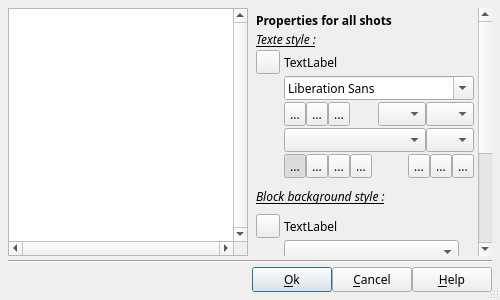
boenki/ffdiaporama, file src/ffDiaporama/DlgTextEdit.ui: the form before one commit.
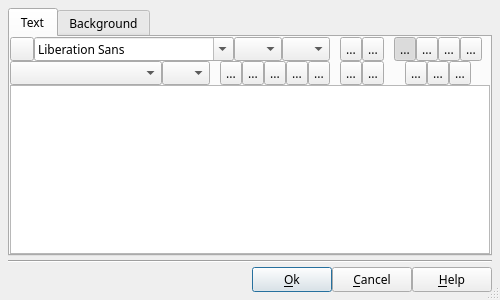
The form after the commit. Icons and pictures are not drawn. Custom widgets are drawn as their Qt base class.

The edit to the form file:
```diff
--- a/src/ffDiaporama/DlgTextEdit.ui
+++ b/src/ffDiaporama/DlgTextEdit.ui
@@ -36,121 +36,72 @@
     <number>8</number>
    </property>
    <item>
+    <widget class="QTabWidget" name="tabWidget">
+     <property name="currentIndex">
+      <number>0</number>
+     </property>
+     <widget class="QWidget" name="TextTab">
+      <attribute name="title">
+       <string>Text</string>
+      </attribute>
+      <layout class="QVBoxLayout" name="verticalLayout_3">
+       <property name="spacing">
+        <number>0</number>
+       </property>
+       <property name="margin">
+        <number>0</number>
+       </property>
+       <item>
     <layout class="QHBoxLayout" name="horizontalLayout_2">
      <property name="spacing">
-      <number>4</number>
+          <number>0</number>
      </property>
      <property name="margin">
       <number>0</number>
      </property>
      <item>
-      <widget class="QPlainTextEdit" name="plainTextEdit">
-       <property name="sizePolicy">
-        <sizepolicy hsizetype="Expanding" vsizetype="Expanding">
-         <horstretch>0</horstretch>
-         <verstretch>0</verstretch>
-        </sizepolicy>
-       </property>
+          <widget class="QToolButton" name="TextStyleBT">
        <property name="minimumSize">
         <size>
-         <width>0</width>
-         <height>80</height>
-        </size>
-       </property>
-       <property name="verticalScrollBarPolicy">
-        <enum>Qt::ScrollBarAlwaysOn</enum>
-       </property>
-       <property name="horizontalScrollBarPolicy">
-        <enum>Qt::ScrollBarAlwaysOn</enum>
-       </property>
-       <property name="documentTitle">
+             <width>24</width>
+             <height>24</height>
+            </size>
+           </property>
+           <property name="maximumSize">
+            <size>
+             <width>24</width>
+             <height>24</height>
+            </size>
+           </property>
+           <property name="text">
         <string notr="true"/>
        </property>
-       <property name="plainText">
-        <string notr="true"/>
+           <property name="icon">
+            <iconset resource="../../RSCffDiaporama.qrc">
+             <normaloff>:/img/db_menu.png</normaloff>:/img/db_menu.png</iconset>
+           </property>
+           <property name="arrowType">
+            <enum>Qt::NoArrow</enum>
        </property>
       </widget>
      </item>
      <item>
-      <widget class="QScrollArea" name="scrollArea">
-       <property name="sizePolicy">
-        <sizepolicy hsizetype="Fixed" vsizetype="Expanding">
-         <horstretch>0</horstretch>
-         <verstretch>0</verstretch>
-        </sizepolicy>
-       </property>
-       <property name="minimumSize">
-        <size>
-         <width>240</width>
-         <height>0</height>
-        </size>
-       </property>
-       <property name="maximumSize">
-        <size>
-         <width>240</width>
-         <height>16777215</height>
-        </size>
-       </property>
-       <property name="frameShape">
-        <enum>QFrame::NoFrame</enum>
-       </property>
-       <property name="verticalScrollBarPolicy">
-        <enum>Qt::ScrollBarAlwaysOn</enum>
-       </property>
-       <property name="horizontalScrollBarPolicy">
-        <enum>Qt::ScrollBarAlwaysOff</enum>
-       </property>
-       <property name="widgetResizable">
-        <bool>true</bool>
-       </property>
-       <widget class="QWidget" name="scrollAreaWidgetContents">
-        <property name="geometry">
-         <rect>
-          <x>0</x>
-          <y>0</y>
-          <width>223</width>
-          <height>430</height>
-         </rect>
-        </property>
-        <property name="sizePolicy">
-         <sizepolicy hsizetype="Fixed" vsizetype="Preferred">
-          <horstretch>0</horstretch>
-          <verstretch>0</verstretch>
-         </sizepolicy>
-        </property>
-        <property name="minimumSize">
-         <size>
-          <width>220</width>
-          <height>0</height>
-         </size>
-        </property>
-        <layout class="QGridLayout" name="gridLayout_2">
-         <property name="horizontalSpacing">
-          <number>4</number>
-         </property>
-         <property name="verticalSpacing">
-          <number>2</number>
-         </property>
-         <property name="margin">
-          <number>4</number>
-         </property>
-         <item row="3" column="1">
           <widget class="QFontComboBox" name="fontStyleCB">
            <property name="sizePolicy">
-            <sizepolicy hsizetype="Preferred" vsizetype="Fixed">
+            <sizepolicy hsizetype="Fixed" vsizetype="Fixed">
              <horstretch>0</horstretch>
              <verstretch>0</verstretch>
             </sizepolicy>
            </property>
            <property name="minimumSize">
             <size>
-             <width>0</width>
+             <width>200</width>
              <height>24</height>
             </size>
            </property>
            <property name="maximumSize">
             <size>
-             <width>16777215</width>
+             <width>200</width>
              <height>24</height>
             </size>
            </property>
@@ -159,162 +110,6 @@
            </property>
           </widget>
          </item>
-         <item row="3" column="0">
-          <widget class="QLabel" name="label_2">
-           <property name="sizePolicy">
-            <sizepolicy hsizetype="Fixed" vsizetype="Fixed">
-             <horstretch>0</horstretch>
-             <verstretch>0</verstretch>
-            </sizepolicy>
-           </property>
-           <property name="text">
-            <string notr="true"/>
-           </property>
-           <property name="pixmap">
-            <pixmap>:/img/font.png</pixmap>
-           </property>
-          </widget>
-         </item>
-         <item row="0" column="0" colspan="2">
-          <widget class="QLabel" name="label">
-           <property name="font">
-            <font>
-             <weight>75</weight>
-             <bold>true</bold>
-            </font>
-           </property>
-           <property name="text">
-            <string>Properties for all shots</string>
-           </property>
-          </widget>
-         </item>
-         <item row="4" column="0">
-          <widget class="QLabel" name="label_6">
-           <property name="sizePolicy">
-            <sizepolicy hsizetype="Fixed" vsizetype="Fixed">
-             <horstretch>0</horstretch>
-             <verstretch>0</verstretch>
-            </sizepolicy>
-           </property>
-           <property name="text">
-            <string notr="true"/>
-           </property>
-           <property name="pixmap">
-            <pixmap>:/img/TextStyle.png</pixmap>
-           </property>
-          </widget>
-         </item>
-         <item row="4" column="1">
-          <layout class="QHBoxLayout" name="horizontalLayout_12">
-           <property name="spacing">
-            <number>0</number>
-           </property>
-           <property name="margin">
-            <number>0</number>
-           </property>
-           <item>
-            <widget class="QToolButton" name="bold">
-             <property name="minimumSize">
-              <size>
-               <width>22</width>
-               <height>24</height>
-              </size>
-             </property>
-             <property name="maximumSize">
-              <size>
-               <width>22</width>
-               <height>24</height>
-              </size>
-             </property>
-             <property name="toolTip">
-              <string>Set text to Bold</string>
-             </property>
-             <property name="text">
-              <string notr="true">...</string>
-             </property>
-             <property name="icon">
-              <iconset>
-               <normaloff>:/img/text_bold.png</normaloff>:/img/text_bold.png</iconset>
-             </property>
-             <property name="checkable">
-              <bool>true</bool>
-             </property>
-             <property name="checked">
-              <bool>false</bool>
-             </property>
-            </widget>
-           </item>
-           <item>
-            <widget class="QToolButton" name="Italic">
-             <property name="minimumSize">
-              <size>
-               <width>22</width>
-               <height>24</height>
-              </size>
-             </property>
-             <property name="maximumSize">
-              <size>
-               <width>22</width>
-               <height>24</height>
-              </size>
-             </property>
-             <property name="toolTip">
-              <string>Set text to Italic</string>
-             </property>
-             <property name="text">
-              <string notr="true">...</string>
-             </property>
-             <property name="icon">
-              <iconset>
-               <normaloff>:/img/text_italic.png</normaloff>:/img/text_italic.png</iconset>
-             </property>
-             <property name="checkable">
-              <bool>true</bool>
-             </property>
-            </widget>
-           </item>
-           <item>
-            <widget class="QToolButton" name="Souligne">
-             <property name="minimumSize">
-              <size>
-               <width>22</width>
-               <height>24</height>
-              </size>
-             </property>
-             <property name="maximumSize">
-              <size>
-               <width>22</width>
-               <height>24</height>
-              </size>
-             </property>
-             <property name="toolTip">
-              <string>Set text to Underline</string>
-             </property>
-             <property name="text">
-              <string notr="true">...</string>
-             </property>
-             <property name="icon">
-              <iconset>
-               <normaloff>:/img/text_underline.png</normaloff>:/img/text_underline.png</iconset>
-             </property>
-             <property name="checkable">
-              <bool>true</bool>
-             </property>
-            </widget>
-           </item>
-           <item>
-            <spacer name="horizontalSpacer_2">
-             <property name="orientation">
-              <enum>Qt::Horizontal</enum>
-             </property>
-             <property name="sizeHint" stdset="0">
-              <size>
-               <width>0</width>
-               <height>20</height>
-              </size>
-             </property>
-            </spacer>
-           </item>
            <item>
             <widget class="QComboBox" name="fontSize">
              <property name="sizePolicy">
@@ -368,32 +163,113 @@
              </property>
             </widget>
            </item>
-          </layout>
+         <item>
+          <widget class="QLabel" name="label_9">
+           <property name="minimumSize">
+            <size>
+             <width>10</width>
+             <height>0</height>
+            </size>
+           </property>
+           <property name="maximumSize">
+            <size>
+             <width>10</width>
+             <height>16777215</height>
+            </size>
+           </property>
+           <property name="text">
+            <string/>
+           </property>
+          </widget>
          </item>
-         <item row="9" column="0">
-          <widget class="QLabel" name="label_3">
-           <property name="sizePolicy">
-            <sizepolicy hsizetype="Fixed" vsizetype="Fixed">
-             <horstretch>0</horstretch>
-             <verstretch>0</verstretch>
-            </sizepolicy>
+         <item>
+          <widget class="QToolButton" name="ListBt">
+           <property name="minimumSize">
+            <size>
+             <width>22</width>
+             <height>24</height>
+            </size>
            </property>
+           <property name="maximumSize">
+            <size>
+             <width>22</width>
+             <height>24</height>
+            </size>
+           </property>
+           <property name="toolTip">
+            <string>Bullet list</string>
+           </property>
            <property name="text">
-            <string notr="true"/>
+            <string notr="true">...</string>
            </property>
            <property name="pixmap">
             <pixmap>:/img/Alignment.png</pixmap>
            </property>
+           <property name="checkable">
+            <bool>true</bool>
+           </property>
+           <property name="checked">
+            <bool>false</bool>
+           </property>
+           <property name="autoExclusive">
+            <bool>false</bool>
+           </property>
           </widget>
          </item>
-         <item row="9" column="1">
-          <layout class="QHBoxLayout" name="horizontalLayout">
-           <property name="spacing">
-            <number>0</number>
+         <item>
+          <widget class="QToolButton" name="ListNbrBt">
+           <property name="minimumSize">
+            <size>
+             <width>22</width>
+             <height>24</height>
+            </size>
            </property>
-           <property name="margin">
-            <number>0</number>
+           <property name="maximumSize">
+            <size>
+             <width>22</width>
+             <height>24</height>
+            </size>
            </property>
+           <property name="toolTip">
+            <string>Numbered list</string>
+           </property>
+           <property name="text">
+            <string notr="true">...</string>
+           </property>
+           <property name="icon">
+            <iconset resource="../../RSCffDiaporama.qrc">
+             <normaloff>:/img/Text/text_list_nbr.png</normaloff>:/img/Text/text_list_nbr.png</iconset>
+           </property>
+           <property name="checkable">
+            <bool>true</bool>
+           </property>
+           <property name="checked">
+            <bool>false</bool>
+           </property>
+           <property name="autoExclusive">
+            <bool>false</bool>
+           </property>
+          </widget>
+         </item>
+         <item>
+          <widget class="QLabel" name="label_11">
+           <property name="minimumSize">
+            <size>
+             <width>10</width>
+             <height>0</height>
+            </size>
+           </property>
+           <property name="maximumSize">
+            <size>
+             <width>10</width>
+             <height>16777215</height>
+            </size>
+           </property>
+           <property name="text">
+            <string/>
+           </property>
+          </widget>
+         </item>
            <item>
             <widget class="QToolButton" name="textLeft">
              <property name="minimumSize">
@@ -429,38 +305,6 @@
              </property>
             </widget>
            </item>
-           <item>
-            <widget class="QToolButton" name="textCenter">
-             <property name="minimumSize">
-              <size>
-               <width>22</width>
-               <height>24</height>
-              </size>
-             </property>
-             <property name="maximumSize">
-              <size>
-               <width>22</width>
-               <height>24</height>
-              </size>
-             </property>
-             <property name="toolTip">
-              <string>Align center</string>
-             </property>
-             <property name="text">
-              <string notr="true">...</string>
-             </property>
-             <property name="icon">
-              <iconset>
-               <normaloff>:/img/text_align_center.png</normaloff>:/img/text_align_center.png</iconset>
-             </property>
-             <property name="checkable">
-              <bool>true</bool>
-             </property>
-             <property name="autoExclusive">
-              <bool>true</bool>
-             </property>
-            </widget>
-           </item>
            <item>
             <widget class="QToolButton" name="textJustif">
              <property name="minimumSize">
@@ -482,8 +326,40 @@
               <string notr="true">...</string>
              </property>
              <property name="icon">
-              <iconset>
-               <normaloff>:/img/text_align_justif.png</normaloff>:/img/text_align_justif.png</iconset>
+            <iconset resource="../../RSCffDiaporama.qrc">
+             <normaloff>:/img/Text/text_align_justif.png</normaloff>:/img/Text/text_align_justif.png</iconset>
+           </property>
+           <property name="checkable">
+            <bool>true</bool>
+           </property>
+           <property name="autoExclusive">
+            <bool>true</bool>
+           </property>
+          </widget>
+         </item>
+         <item>
+          <widget class="QToolButton" name="textCenter">
+           <property name="minimumSize">
+            <size>
+             <width>22</width>
+             <height>24</height>
+            </size>
+           </property>
+           <property name="maximumSize">
+            <size>
+             <width>22</width>
+             <height>24</height>
+            </size>
+           </property>
+           <property name="toolTip">
+            <string>Align center</string>
+           </property>
+           <property name="text">
+            <string notr="true">...</string>
+           </property>
+           <property name="icon">
+            <iconset resource="../../RSCffDiaporama.qrc">
+             <normaloff>:/img/Text/text_align_center.png</normaloff>:/img/Text/text_align_center.png</iconset>
              </property>
              <property name="checkable">
               <bool>true</bool>
@@ -526,7 +402,7 @@
             </widget>
            </item>
            <item>
-            <spacer name="horizontalSpacer_3">
+          <spacer name="horizontalSpacer_5">
              <property name="orientation">
               <enum>Qt::Horizontal</enum>
              </property>
@@ -537,6 +413,329 @@
               </size>
              </property>
             </spacer>
+         </item>
+        </layout>
+       </item>
+       <item>
+        <layout class="QHBoxLayout" name="horizontalLayout_6">
+         <property name="spacing">
+          <number>0</number>
+         </property>
+         <property name="margin">
+          <number>0</number>
+         </property>
+         <item>
+          <widget class="QComboBox" name="fontEffectCB">
+           <property name="minimumSize">
+            <size>
+             <width>152</width>
+             <height>24</height>
+            </size>
+           </property>
+           <property name="maximumSize">
+            <size>
+             <width>152</width>
+             <height>24</height>
+            </size>
+           </property>
+           <property name="toolTip">
+            <string>Select font effect (outerline, shadow)</string>
+           </property>
+           <property name="styleSheet">
+            <string notr="true">QComboBox QAbstractItemView {
+background: #ffffff;
+color: #000000;
+}</string>
+           </property>
+          </widget>
+         </item>
+         <item>
+          <widget class="cCustomColorComboBox" name="StyleShadowColorCombo">
+           <property name="sizePolicy">
+            <sizepolicy hsizetype="Fixed" vsizetype="Fixed">
+             <horstretch>0</horstretch>
+             <verstretch>0</verstretch>
+            </sizepolicy>
+           </property>
+           <property name="minimumSize">
+            <size>
+             <width>48</width>
+             <height>24</height>
+            </size>
+           </property>
+           <property name="maximumSize">
+            <size>
+             <width>48</width>
+             <height>24</height>
+            </size>
+           </property>
+           <property name="toolTip">
+            <string>Select outerline/shadow color</string>
+           </property>
+          </widget>
+         </item>
+         <item>
+          <widget class="QLabel" name="label_7">
+           <property name="minimumSize">
+            <size>
+             <width>10</width>
+             <height>0</height>
+            </size>
+           </property>
+           <property name="maximumSize">
+            <size>
+             <width>10</width>
+             <height>16777215</height>
+            </size>
+           </property>
+           <property name="text">
+            <string/>
+           </property>
+          </widget>
+         </item>
+         <item>
+          <widget class="QToolButton" name="bold">
+           <property name="minimumSize">
+            <size>
+             <width>22</width>
+             <height>24</height>
+            </size>
+           </property>
+           <property name="maximumSize">
+            <size>
+             <width>22</width>
+             <height>24</height>
+            </size>
+           </property>
+           <property name="toolTip">
+            <string>Set text to Bold</string>
+           </property>
+           <property name="text">
+            <string notr="true">...</string>
+           </property>
+           <property name="icon">
+            <iconset resource="../../RSCffDiaporama.qrc">
+             <normaloff>:/img/Text/text_bold.png</normaloff>:/img/Text/text_bold.png</iconset>
+           </property>
+           <property name="checkable">
+            <bool>true</bool>
+           </property>
+           <property name="checked">
+            <bool>false</bool>
+           </property>
+          </widget>
+         </item>
+         <item>
+          <widget class="QToolButton" name="Italic">
+           <property name="minimumSize">
+            <size>
+             <width>22</width>
+             <height>24</height>
+            </size>
+           </property>
+           <property name="maximumSize">
+            <size>
+             <width>22</width>
+             <height>24</height>
+            </size>
+           </property>
+           <property name="toolTip">
+            <string>Set text to Italic</string>
+           </property>
+           <property name="text">
+            <string notr="true">...</string>
+           </property>
+           <property name="icon">
+            <iconset resource="../../RSCffDiaporama.qrc">
+             <normaloff>:/img/Text/text_italic.png</normaloff>:/img/Text/text_italic.png</iconset>
+           </property>
+           <property name="checkable">
+            <bool>true</bool>
+           </property>
+          </widget>
+         </item>
+         <item>
+          <widget class="QToolButton" name="Souligne">
+           <property name="minimumSize">
+            <size>
+             <width>22</width>
+             <height>24</height>
+            </size>
+           </property>
+           <property name="maximumSize">
+            <size>
+             <width>22</width>
+             <height>24</height>
+            </size>
+           </property>
+           <property name="toolTip">
+            <string>Set text to Underline</string>
+           </property>
+           <property name="text">
+            <string notr="true">...</string>
+           </property>
+           <property name="icon">
+            <iconset resource="../../RSCffDiaporama.qrc">
+             <normaloff>:/img/Text/text_underline.png</normaloff>:/img/Text/text_underline.png</iconset>
+           </property>
+           <property name="checkable">
+            <bool>true</bool>
+           </property>
+          </widget>
+         </item>
+         <item>
+          <widget class="QToolButton" name="TextSuperBt">
+           <property name="minimumSize">
+            <size>
+             <width>22</width>
+             <height>24</height>
+            </size>
+           </property>
+           <property name="maximumSize">
+            <size>
+             <width>22</width>
+             <height>24</height>
+            </size>
+           </property>
+           <property name="toolTip">
+            <string>Set text to superscript</string>
+           </property>
+           <property name="text">
+            <string notr="true">...</string>
+           </property>
+           <property name="icon">
+            <iconset resource="../../RSCffDiaporama.qrc">
+             <normaloff>:/img/Text/text_super.png</normaloff>:/img/Text/text_super.png</iconset>
+           </property>
+           <property name="checkable">
+            <bool>true</bool>
+           </property>
+          </widget>
+         </item>
+         <item>
+          <widget class="QToolButton" name="TextSubBt">
+           <property name="minimumSize">
+            <size>
+             <width>22</width>
+             <height>24</height>
+            </size>
+           </property>
+           <property name="maximumSize">
+            <size>
+             <width>22</width>
+             <height>24</height>
+            </size>
+           </property>
+           <property name="toolTip">
+            <string>Set text to subscript</string>
+           </property>
+           <property name="text">
+            <string notr="true">...</string>
+           </property>
+           <property name="icon">
+            <iconset resource="../../RSCffDiaporama.qrc">
+             <normaloff>:/img/Text/text_sub.png</normaloff>:/img/Text/text_sub.png</iconset>
+           </property>
+           <property name="checkable">
+            <bool>true</bool>
+           </property>
+          </widget>
+         </item>
+         <item>
+          <widget class="QLabel" name="label_8">
+           <property name="minimumSize">
+            <size>
+             <width>10</width>
+             <height>0</height>
+            </size>
+           </property>
+           <property name="maximumSize">
+            <size>
+             <width>10</width>
+             <height>16777215</height>
+            </size>
+           </property>
+           <property name="text">
+            <string/>
+           </property>
+          </widget>
+         </item>
+         <item>
+          <widget class="QToolButton" name="IndentInBt">
+           <property name="minimumSize">
+            <size>
+             <width>22</width>
+             <height>24</height>
+            </size>
+           </property>
+           <property name="maximumSize">
+            <size>
+             <width>22</width>
+             <height>24</height>
+            </size>
+           </property>
+           <property name="toolTip">
+            <string>Increase indent</string>
+           </property>
+           <property name="text">
+            <string notr="true">...</string>
+           </property>
+           <property name="icon">
+            <iconset resource="../../RSCffDiaporama.qrc">
+             <normaloff>:/img/Text/text_indent_in.png</normaloff>:/img/Text/text_indent_in.png</iconset>
+           </property>
+           <property name="autoExclusive">
+            <bool>false</bool>
+           </property>
+          </widget>
+         </item>
+         <item>
+          <widget class="QToolButton" name="IndentOutBt">
+           <property name="minimumSize">
+            <size>
+             <width>22</width>
+             <height>24</height>
+            </size>
+           </property>
+           <property name="maximumSize">
+            <size>
+             <width>22</width>
+             <height>24</height>
+            </size>
+           </property>
+           <property name="toolTip">
+            <string>decrease indent</string>
+           </property>
+           <property name="text">
+            <string notr="true">...</string>
+           </property>
+           <property name="icon">
+            <iconset resource="../../RSCffDiaporama.qrc">
+             <normaloff>:/img/Text/text_indent_out.png</normaloff>:/img/Text/text_indent_out.png</iconset>
+           </property>
+           <property name="autoExclusive">
+            <bool>false</bool>
+           </property>
+          </widget>
+         </item>
+         <item>
+          <widget class="QLabel" name="label_10">
+           <property name="minimumSize">
+            <size>
+             <width>21</width>
+             <height>0</height>
+            </size>
+           </property>
+           <property name="maximumSize">
+            <size>
+             <width>21</width>
+             <height>16777215</height>
+            </size>
+           </property>
+           <property name="text">
+            <string/>
+           </property>
+          </widget>
            </item>
            <item>
             <widget class="QToolButton" name="textUp">
@@ -637,28 +836,113 @@
              </property>
             </widget>
            </item>
-          </layout>
-         </item>
-         <item row="12" column="0">
-          <widget class="QLabel" name="BrushTypeLabel">
-           <property name="sizePolicy">
-            <sizepolicy hsizetype="Fixed" vsizetype="Fixed">
-             <horstretch>0</horstretch>
-             <verstretch>0</verstretch>
-            </sizepolicy>
+         <item>
+          <spacer name="horizontalSpacer_2">
+           <property name="orientation">
+            <enum>Qt::Horizontal</enum>
+           </property>
+           <property name="sizeHint" stdset="0">
+            <size>
+             <width>0</width>
+             <height>20</height>
+            </size>
+           </property>
+          </spacer>
+         </item>
+        </layout>
+       </item>
+       <item>
+        <widget class="QTextEdit" name="TextEdit">
+         <property name="html">
+          <string notr="true">&lt;!DOCTYPE HTML PUBLIC &quot;-//W3C//DTD HTML 4.0//EN&quot; &quot;http://www.w3.org/TR/REC-html40/strict.dtd&quot;&gt;
+&lt;html&gt;&lt;head&gt;&lt;meta name=&quot;qrichtext&quot; content=&quot;1&quot; /&gt;&lt;style type=&quot;text/css&quot;&gt;
+p, li { white-space: pre-wrap; }
+&lt;/style&gt;&lt;/head&gt;&lt;body style=&quot; font-family:'Sans Serif'; font-size:9pt; font-weight:400; font-style:normal;&quot;&gt;
+&lt;p style=&quot;-qt-paragraph-type:empty; margin-top:0px; margin-bottom:0px; margin-left:0px; margin-right:0px; -qt-block-indent:0; text-indent:0px;&quot;&gt;&lt;/p&gt;&lt;/body&gt;&lt;/html&gt;</string>
+         </property>
+        </widget>
+       </item>
+      </layout>
+     </widget>
+     <widget class="QWidget" name="BackgroundTab">
+      <attribute name="title">
+       <string>Background</string>
+      </attribute>
+      <layout class="QGridLayout" name="gridLayout">
+       <property name="margin">
+        <number>0</number>
+       </property>
+       <property name="spacing">
+        <number>0</number>
+       </property>
+       <item row="0" column="0">
+        <widget class="QScrollArea" name="scrollArea">
+         <property name="widgetResizable">
+          <bool>true</bool>
+         </property>
+         <widget class="QWidget" name="scrollAreaWidgetContents">
+          <property name="geometry">
+           <rect>
+            <x>0</x>
+            <y>0</y>
+            <width>478</width>
+            <height>213</height>
+           </rect>
+          </property>
+          <layout class="QFormLayout" name="formLayout">
+           <property name="fieldGrowthPolicy">
+            <enum>QFormLayout::AllNonFixedFieldsGrow</enum>
+           </property>
+           <property name="horizontalSpacing">
+            <number>2</number>
+           </property>
+           <property name="verticalSpacing">
+            <number>2</number>
+           </property>
+           <property name="margin">
+            <number>4</number>
+           </property>
+           <item row="0" column="0" colspan="2">
+            <widget class="QLabel" name="label_2">
+             <property name="font">
+              <font>
+               <weight>75</weight>
+               <bold>true</bold>
+               <underline>true</underline>
+              </font>
+             </property>
+             <property name="text">
+              <string>Background properties :</string>
+             </property>
+            </widget>
+           </item>
+           <item row="1" column="0">
+            <widget class="QToolButton" name="BackgroundStyleBT">
+             <property name="minimumSize">
+              <size>
+               <width>24</width>
+               <height>24</height>
+              </size>
+             </property>
+             <property name="maximumSize">
+              <size>
+               <width>24</width>
+               <height>24</height>
+              </size>
            </property>
            <property name="text">
             <string notr="true"/>
            </property>
-           <property name="pixmap">
-            <pixmap>:/img/color_fill.png</pixmap>
-           </property>
-           <property name="alignment">
-            <set>Qt::AlignRight|Qt::AlignTrailing|Qt::AlignVCenter</set>
+             <property name="icon">
+              <iconset resource="../../RSCffDiaporama.qrc">
+               <normaloff>:/img/db_menu.png</normaloff>:/img/db_menu.png</iconset>
+             </property>
+             <property name="arrowType">
+              <enum>Qt::NoArrow</enum>
            </property>
           </widget>
          </item>
-         <item row="12" column="1">
+           <item row="1" column="1">
           <widget class="QComboBox" name="BrushTypeCombo">
            <property name="sizePolicy">
             <sizepolicy hsizetype="Preferred" vsizetype="Fixed">
@@ -1078,7 +1362,7 @@
            </property>
           </widget>
          </item>
-         <item row="17" column="0">
+           <item row="6" column="0">
           <spacer name="verticalSpacer">
            <property name="orientation">
             <enum>Qt::Vertical</enum>
@@ -1086,242 +1370,18 @@
            <property name="sizeHint" stdset="0">
             <size>
              <width>20</width>
-             <height>40</height>
+               <height>0</height>
             </size>
            </property>
           </spacer>
          </item>
-         <item row="10" column="0" colspan="2">
-          <widget class="QLabel" name="BackgroundLabel">
-           <property name="sizePolicy">
-            <sizepolicy hsizetype="Preferred" vsizetype="Fixed">
-             <horstretch>0</horstretch>
-             <verstretch>0</verstretch>
-            </sizepolicy>
-           </property>
-           <property name="minimumSize">
-            <size>
-             <width>0</width>
-             <height>32</height>
-            </size>
-           </property>
-           <property name="maximumSize">
-            <size>
-             <width>16777215</width>
-             <height>32</height>
-            </size>
-           </property>
-           <property name="font">
-            <font>
-             <weight>50</weight>
-             <italic>true</italic>
-             <bold>false</bold>
-             <underline>true</underline>
-            </font>
-           </property>
-           <property name="text">
-            <string>Block background style :</string>
-           </property>
-          </widget>
-         </item>
-         <item row="11" column="0">
-          <widget class="QToolButton" name="BackgroundStyleBT">
-           <property name="minimumSize">
-            <size>
-             <width>24</width>
-             <height>24</height>
-            </size>
-           </property>
-           <property name="maximumSize">
-            <size>
-             <width>24</width>
-             <height>24</height>
-            </size>
-           </property>
-           <property name="text">
-            <string notr="true"/>
-           </property>
-           <property name="icon">
-            <iconset>
-             <normaloff>:/img/db_menu.png</normaloff>:/img/db_menu.png</iconset>
-           </property>
-           <property name="arrowType">
-            <enum>Qt::NoArrow</enum>
-           </property>
-          </widget>
-         </item>
-         <item row="11" column="1">
-          <widget class="QLabel" name="BackgroundStyleED">
-           <property name="sizePolicy">
-            <sizepolicy hsizetype="Preferred" vsizetype="Fixed">
-             <horstretch>0</horstretch>
-             <verstretch>0</verstretch>
-            </sizepolicy>
-           </property>
-           <property name="minimumSize">
-            <size>
-             <width>0</width>
-             <height>24</height>
-            </size>
-           </property>
-           <property name="maximumSize">
-            <size>
-             <width>16777215</width>
-             <height>24</height>
-            </size>
-           </property>
-           <property name="text">
-            <string notr="true">TextLabel</string>
-           </property>
-          </widget>
-         </item>
-         <item row="2" column="0">
-          <widget class="QToolButton" name="TextStyleBT">
-           <property name="minimumSize">
-            <size>
-             <width>24</width>
-             <height>24</height>
-            </size>
-           </property>
-           <property name="maximumSize">
-            <size>
-             <width>24</width>
-             <height>24</height>
-            </size>
-           </property>
-           <property name="text">
-            <string notr="true"/>
-           </property>
-           <property name="icon">
-            <iconset>
-             <normaloff>:/img/db_menu.png</normaloff>:/img/db_menu.png</iconset>
-           </property>
-           <property name="arrowType">
-            <enum>Qt::NoArrow</enum>
-           </property>
-          </widget>
-         </item>
-         <item row="1" column="0" colspan="2">
-          <widget class="QLabel" name="label_5">
-           <property name="font">
-            <font>
-             <weight>50</weight>
-             <italic>true</italic>
-             <bold>false</bold>
-             <underline>true</underline>
-            </font>
-           </property>
-           <property name="text">
-            <string>Texte style :</string>
-           </property>
-          </widget>
-         </item>
-         <item row="2" column="1">
-          <widget class="QLabel" name="TextStyleED">
-           <property name="sizePolicy">
-            <sizepolicy hsizetype="Preferred" vsizetype="Fixed">
-             <horstretch>0</horstretch>
-             <verstretch>0</verstretch>
-            </sizepolicy>
-           </property>
-           <property name="minimumSize">
-            <size>
-             <width>0</width>
-             <height>24</height>
-            </size>
-           </property>
-           <property name="maximumSize">
-            <size>
-             <width>16777215</width>
-             <height>24</height>
-            </size>
-           </property>
-           <property name="text">
-            <string notr="true">TextLabel</string>
-           </property>
-          </widget>
-         </item>
-         <item row="5" column="1">
-          <layout class="QHBoxLayout" name="horizontalLayout_4">
-           <property name="spacing">
-            <number>0</number>
-           </property>
-           <property name="margin">
-            <number>0</number>
-           </property>
-           <item>
-            <widget class="QComboBox" name="fontEffectCB">
-             <property name="minimumSize">
-              <size>
-               <width>0</width>
-               <height>24</height>
-              </size>
-             </property>
-             <property name="maximumSize">
-              <size>
-               <width>16777215</width>
-               <height>24</height>
-              </size>
-             </property>
-             <property name="toolTip">
-              <string>Select font effect (outerline, shadow)</string>
-             </property>
-             <property name="styleSheet">
-              <string notr="true">QComboBox QAbstractItemView {
-background: #ffffff;
-color: #000000;
-}</string>
-             </property>
-            </widget>
-           </item>
-           <item>
-            <widget class="cCustomColorComboBox" name="StyleShadowColorCombo">
-             <property name="sizePolicy">
-              <sizepolicy hsizetype="Fixed" vsizetype="Fixed">
-               <horstretch>0</horstretch>
-               <verstretch>0</verstretch>
-              </sizepolicy>
-             </property>
-             <property name="minimumSize">
-              <size>
-               <width>48</width>
-               <height>24</height>
-              </size>
-             </property>
-             <property name="maximumSize">
-              <size>
-               <width>48</width>
-               <height>24</height>
-              </size>
-             </property>
-             <property name="toolTip">
-              <string>Select outerline/shadow color</string>
-             </property>
-            </widget>
-           </item>
-          </layout>
-         </item>
-         <item row="5" column="0">
-          <widget class="QLabel" name="label_4">
-           <property name="sizePolicy">
-            <sizepolicy hsizetype="Fixed" vsizetype="Fixed">
-             <horstretch>0</horstretch>
-             <verstretch>0</verstretch>
-            </sizepolicy>
-           </property>
-           <property name="text">
-            <string notr="true"/>
-           </property>
-           <property name="pixmap">
-            <pixmap>:/img/Shadow.png</pixmap>
-           </property>
-          </widget>
-         </item>
-        </layout>
-       </widget>
-      </widget>
-     </item>
-    </layout>
+          </layout>
+         </widget>
+        </widget>
+       </item>
+      </layout>
+     </widget>
+    </widget>
    </item>
    <item>
     <widget class="Line" name="line">
```
Left out of the diff: 145 changed lines with no effect on the pictures. Lines whose indentation alone changed are shown as unchanged.
